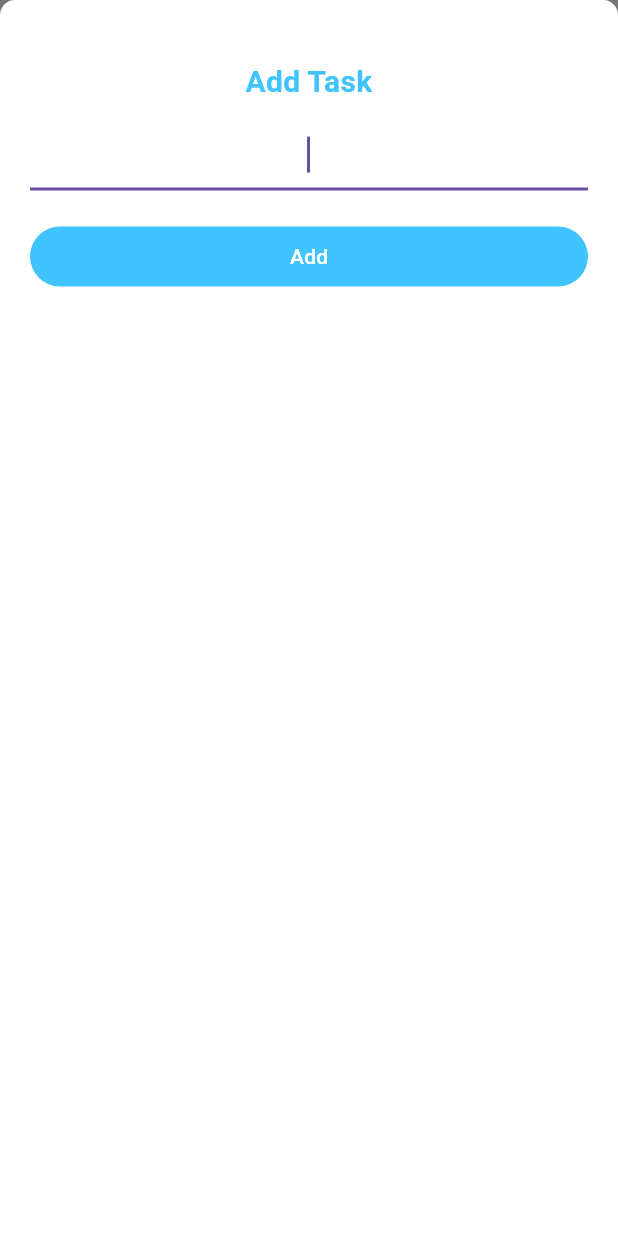
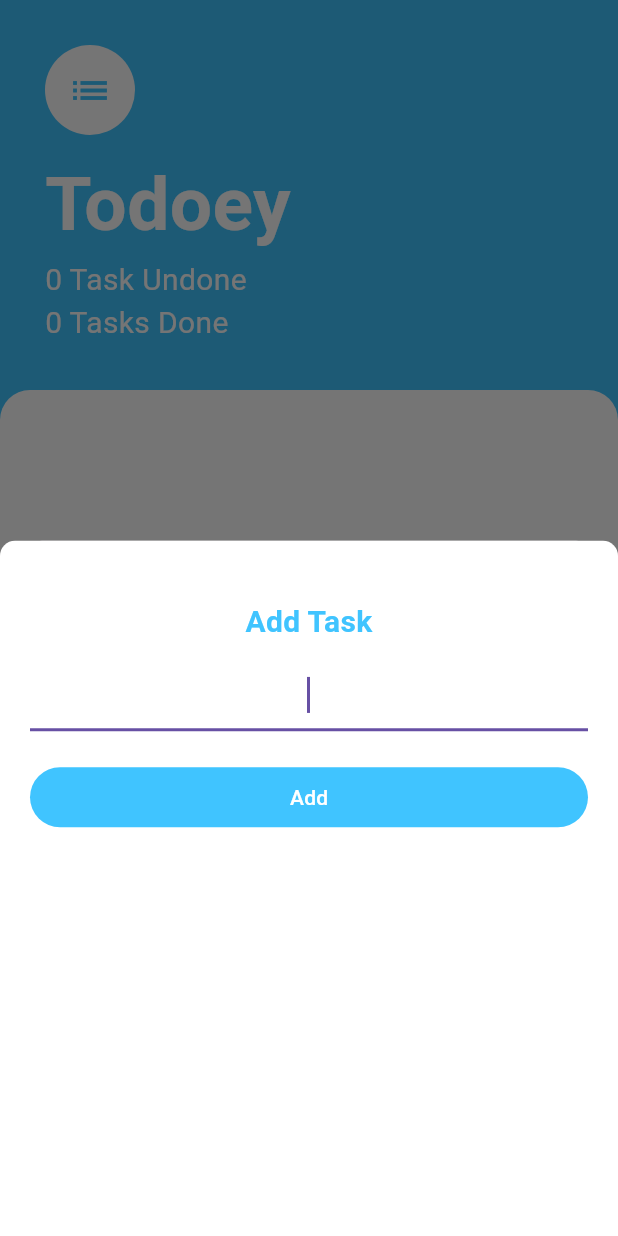
Before and after one commit to Felix-yaw/todey-app, a Flutter app: the screen it shows after launch, after a tap on the "add" icon, on a phone screen of 412 x 824 dp. Run offline on Flutter 3.47's test engine with Material 3 defaults, Android fonts, the phone set to English and light mode, and no system bars.

Commit message:
This adds the update of values

```diff
--- a/lib/models/task_data.dart
+++ b/lib/models/task_data.dart
@@ -6,6 +6,11 @@ class TaskData extends ChangeNotifier {
   List<Task> tasks = [
 
   ];
+  int get taskCount => tasks.length;
+
+  int get finishedTasks => tasks.where((task) => task.isDone).length;
+  int get unfinishedTasks => tasks.where((task) => !task.isDone).length;
+
   List<Task> get task => tasks;
 
   void addTask(String title) {
@@ -13,17 +18,20 @@ class TaskData extends ChangeNotifier {
     notifyListeners();
   }
 
-  void updateTask(task, String newText) {
-    tasks[task].name = newText;
+  void updateTask(Task task, String newText) {
+    task.name = newText;
     notifyListeners();
   }
+
   void removeTask(Task task) {
     tasks.remove(task);
     notifyListeners();
   }
+
   void toggleTask(Task task) {
     task.isDone = !task.isDone;
     notifyListeners();
+
   }
 
 }
--- a/lib/screens/taskscreen.dart
+++ b/lib/screens/taskscreen.dart
@@ -23,13 +23,15 @@ class _TaskScreenState extends State<TaskScreen> {
 
   @override
   Widget build(BuildContext context) {
+    final unfinishedTasks = context.watch<TaskData>().unfinishedTasks;
+    final finishedTasks = context.watch<TaskData>().finishedTasks;
     return  Scaffold(
       backgroundColor: Colors.lightBlueAccent,
       floatingActionButton:   FloatingActionButton(
         backgroundColor: Colors.lightBlueAccent,
         child: Icon(Icons.add),
         onPressed: () async {
-          final newTaskTitle = await showModalBottomSheet(context: context, isScrollControlled: true, builder: (context) => AddTaskScreen());
+          final newTaskTitle = await showModalBottomSheet(context: context, builder: (context) => AddTaskScreen());
           if (newTaskTitle != null ){
 
               context.read<TaskData>().addTask(newTaskTitle);
@@ -56,11 +58,13 @@ class _TaskScreenState extends State<TaskScreen> {
           SizedBox(height: 10),
             Text('Todoey', style: TextStyle(color:Colors.white, fontSize:50, fontWeight: FontWeight.w700)),
             Text(
-              '12 Tasks',
-              style:TextStyle(color: Colors.white, fontSize: 20)
+              '$finishedTasks Task Undone',
+              style:TextStyle(color: Colors.white, fontSize: 20),
+
 
             ),
 
+            Text('$unfinishedTasks Tasks Done', style:TextStyle(color: Colors.white, fontSize: 20)),
           ],
 
           ),
```
